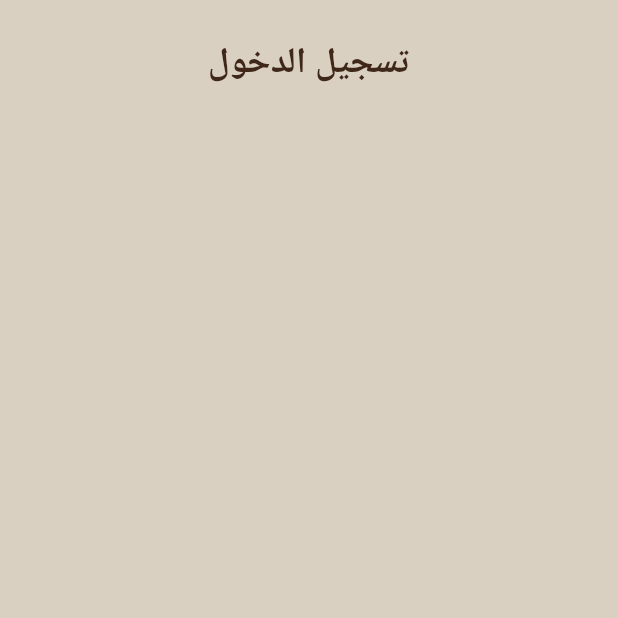
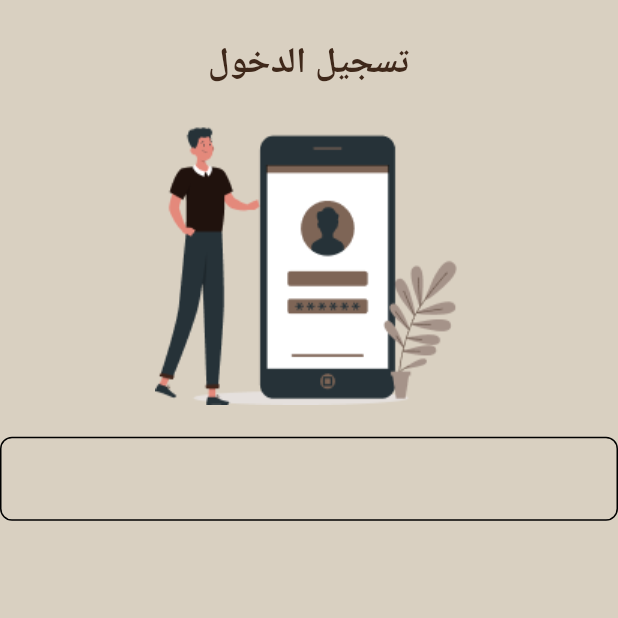
Before and after one commit to osamaOmrann/IEgy, a Flutter app: the LoginScreen screen opened by its route, on a phone screen of 412 x 824 dp, the top half of it. Run offline on Flutter 3.47's test engine with Material 3 defaults, Android fonts, the phone set to English and light mode, and no system bars; our stand-ins replace flutter_screenutil, google_fonts, shared_preferences, smooth_page_indicator; accounts and stored records are empty; Roboto replaces fonts that are missing (Cairo).

Commit message:
Custom Image & Button ✔️

```diff
--- a/lib/core/utils/app_colors.dart
+++ b/lib/core/utils/app_colors.dart
@@ -5,4 +5,5 @@ class AppColors{
   static const Color brown = Color(0xFF3F281A);
   static const Color blue = Color(0xFF1F2B3B);
   static const Color grey = Color(0xFF677186);
+  static const Color white = Color(0xFFFCFCFD);
 }
--- /dev/null
+++ b/lib/core/widgets/custom_image.dart
@@ -0,0 +1,13 @@
+import 'package:flutter/material.dart';
+
+class CustomImage extends StatelessWidget {
+  const CustomImage({super.key, required this.imagePath, this.h, this.w, this.fit});
+
+  final String imagePath;
+  final double? h, w;
+  final BoxFit? fit;
+  @override
+  Widget build(BuildContext context) {
+    return Image.asset(imagePath, width: w, height: h, fit: fit,);
+  }
+}
--- a/lib/features/auth/presentation/screens/login_screen.dart
+++ b/lib/features/auth/presentation/screens/login_screen.dart
@@ -1,5 +1,7 @@
 import 'package:flutter/material.dart';
 import 'package:flutter_screenutil/flutter_screenutil.dart';
+import 'package:iegy/core/utils/app_assets.dart';
+import 'package:iegy/core/widgets/custom_image.dart';
 
 class LoginScreen extends StatelessWidget {
   const LoginScreen({super.key});
@@ -7,13 +9,19 @@ class LoginScreen extends StatelessWidget {
   @override
   Widget build(BuildContext context) {
     return Scaffold(
-      body: Center(
-        child: Padding(
-          padding: EdgeInsets.symmetric(vertical: 32.h),
-          child: Column(
-            children: [
-              Text('تسجيل الدخول', style: Theme.of(context).textTheme.displayLarge,)
-            ],
+      body: SafeArea(
+        child: Center(
+          child: Padding(
+            padding: EdgeInsets.symmetric(vertical: 32.h),
+            child: Column(
+              children: [
+                Text('تسجيل الدخول', style: Theme.of(context).textTheme.displayLarge,),
+                SizedBox(height: 29.h,),
+                CustomImage(imagePath: AppAssets.login),
+                SizedBox(height: 24.h,),
+                TextField()
+              ],
+            ),
           ),
         ),
       ),
--- a/lib/features/splash/presentation/screens/splash_screen.dart
+++ b/lib/features/splash/presentation/screens/splash_screen.dart
@@ -3,6 +3,7 @@ import 'package:flutter_screenutil/flutter_screenutil.dart';
 import 'package:iegy/core/routes/app_routes.dart';
 import 'package:iegy/core/utils/app_assets.dart';
 import 'package:iegy/core/utils/common_methods.dart';
+import 'package:iegy/core/widgets/custom_image.dart';
 
 class SplashScreen extends StatefulWidget {
   const SplashScreen({super.key});
@@ -28,7 +29,7 @@ class _SplashScreenState extends State<SplashScreen> {
     return Scaffold(
         body: Center(
       child: SizedBox(
-          height: 200.h, width: 200.w, child: Image.asset(AppAssets.appLogo)),
+          height: 200.h, width: 200.w, child: CustomImage(imagePath: AppAssets.appLogo)),
     ));
   }
 }
```
Also changed, not shown: lib/core/widgets/custom_button.dart (added, +23 -0 lines), lib/features/splash/presentation/screens/welcome_screen.dart (+3 -6 lines).
